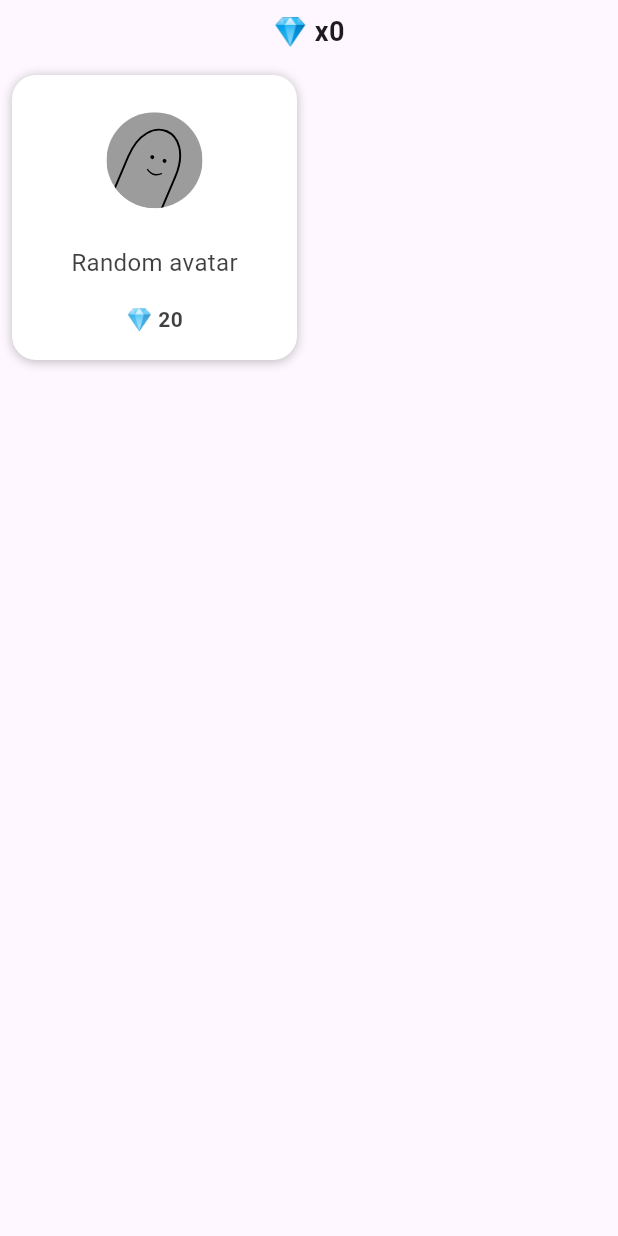
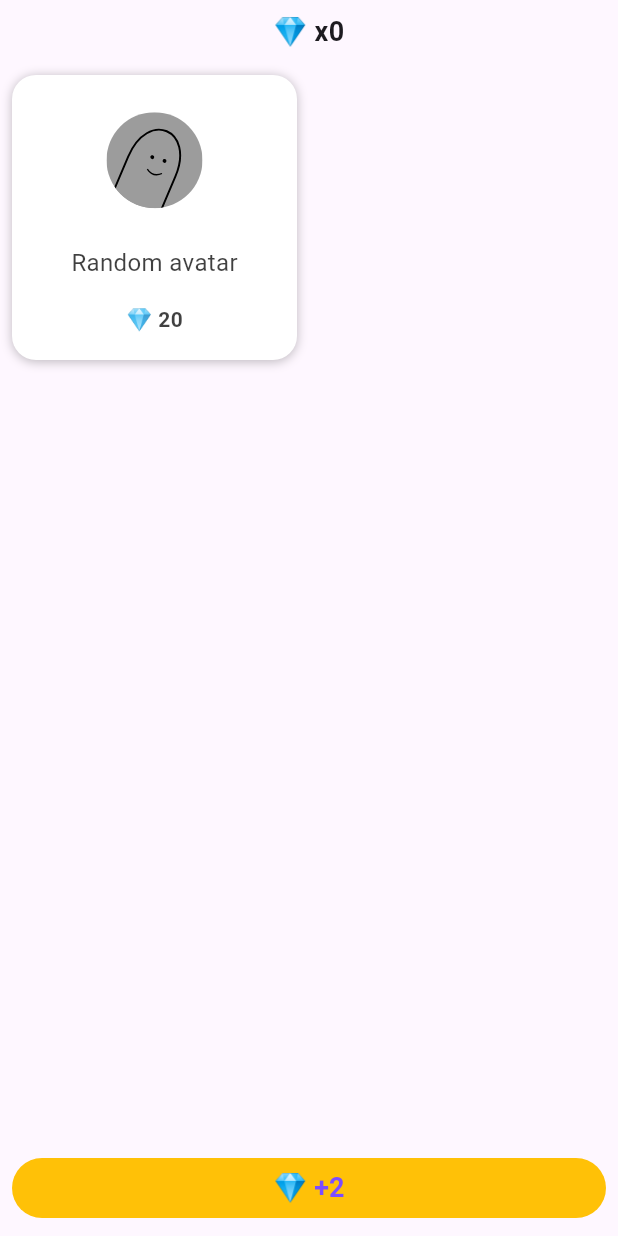
Before and after one commit to RoSPagram/RoSPagram_App, a Flutter app: the Shop widget shown alone on an empty page, opened directly, on a phone screen of 412 x 824 dp. Run offline on Flutter 3.47's test engine with Material 3 defaults, Android fonts, the phone set to English and light mode, and no system bars; our stand-ins replace firebase_core, firebase_messaging, flutter_dotenv, flutter_local_notifications, flutter_svg, google_mobile_ads and 3 more; missing offline and left inert: ntp; accounts and stored records are empty; generated files the repository leaves out were written again; network calls fail.

Commit message:
Apply reward ad button

```diff
--- a/lib/screens/shop.dart
+++ b/lib/screens/shop.dart
@@ -7,9 +7,11 @@ import '../providers/gem_data.dart';
 import '../providers/ranking_data.dart';
 import '../widgets/shop_list_item.dart';
 import '../widgets/profile_avatar.dart';
+import '../widgets/reward_ad_button.dart';
 import '../utilities/supabase_util.dart';
 import '../utilities/alert_dialog.dart';
 import '../utilities/avatar_util.dart';
+import '../utilities/ad_util.dart';
 
 const PRICE_RANDOM_AVATAR = 20;
 
@@ -22,11 +24,13 @@ class Shop extends StatelessWidget {
     Avatar avatar = new Avatar();
     avatar.applyRandom();
     return Column(
+      crossAxisAlignment: CrossAxisAlignment.stretch,
       children: [
         Padding(
           padding: EdgeInsets.all(8),
           child: Text(
             '💎 x${context.watch<GemData>().count}',
+            textAlign: TextAlign.center,
             style: TextStyle(
               fontWeight: FontWeight.bold,
               fontSize: 18,
@@ -85,6 +89,10 @@ class Shop extends StatelessWidget {
             ],
           ),
         ),
+        Padding(
+          padding: EdgeInsets.all(8),
+          child: RewardAdButton(),
+        ),
       ],
     );
   }
```
